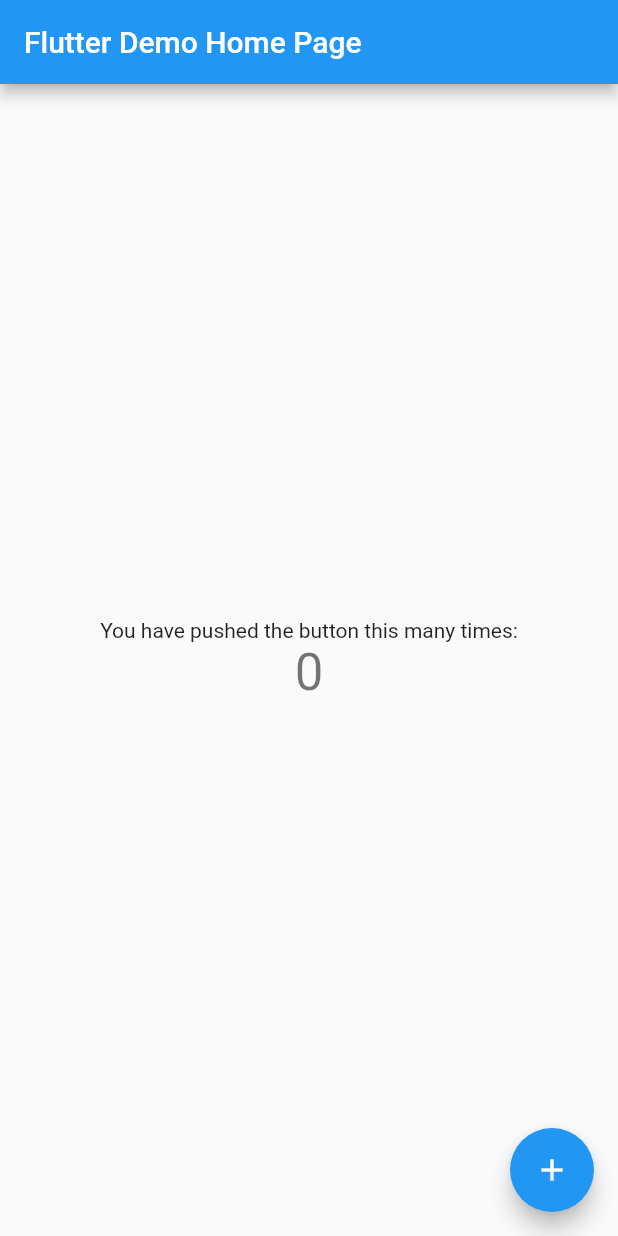
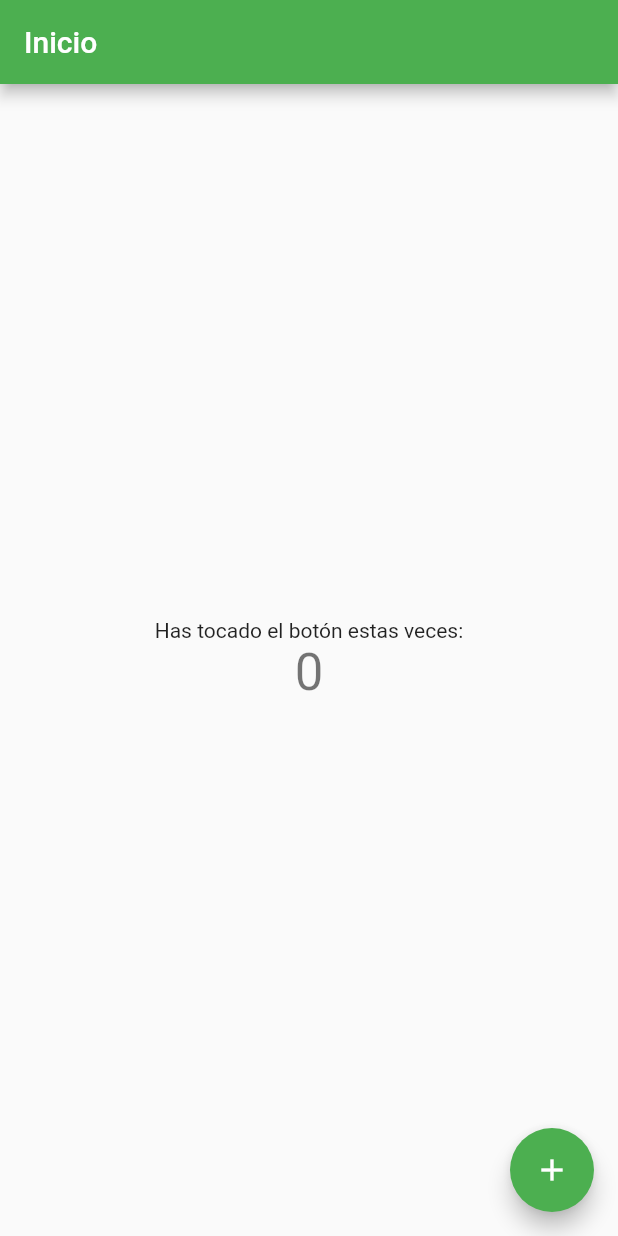
Before and after one commit to nadiemedicejose/ecommunity, a Flutter app: the screen it shows after launch, on a phone screen of 412 x 824 dp. Run offline on Flutter 3.47's test engine with Material 2 defaults, Android fonts, the phone set to English and light mode, and no system bars.

Commit message:
Traducción de ejemplos

```diff
--- a/lib/main.dart
+++ b/lib/main.dart
@@ -5,28 +5,17 @@ void main() {
 }
 
 class MyApp extends StatelessWidget {
-  // This widget is the root of your application.
+  // Este widget es la raíz de la aplicación.
   @override
   Widget build(BuildContext context) {
     return MaterialApp(
-      title: 'Flutter Demo',
+      title: 'ECOmmunity',
       theme: ThemeData(
-        // This is the theme of your application.
-        //
-        // Try running your application with "flutter run". You'll see the
-        // application has a blue toolbar. Then, without quitting the app, try
-        // changing the primarySwatch below to Colors.green and then invoke
-        // "hot reload" (press "r" in the console where you ran "flutter run",
-        // or simply save your changes to "hot reload" in a Flutter IDE).
-        // Notice that the counter didn't reset back to zero; the application
-        // is not restarted.
-        primarySwatch: Colors.blue,
-        // This makes the visual density adapt to the platform that you run
-        // the app on. For desktop platforms, the controls will be smaller and
-        // closer together (more dense) than on mobile platforms.
+        // Define el tema de la aplicación
+        primarySwatch: Colors.green,
         visualDensity: VisualDensity.adaptivePlatformDensity,
       ),
-      home: MyHomePage(title: 'Flutter Demo Home Page'),
+      home: MyHomePage(title: 'Inicio'),
     );
   }
 }
@@ -34,14 +23,9 @@ class MyApp extends StatelessWidget {
 class MyHomePage extends StatefulWidget {
   MyHomePage({Key key, this.title}) : super(key: key);
 
-  // This widget is the home page of your application. It is stateful, meaning
-  // that it has a State object (defined below) that contains fields that affect
-  // how it looks.
+  // Pantalla principal de la aplicación. Se maneja por estados. Tiene un objeto State (definido abajo), que contiene campos que afectan la apariencia.
 
-  // This class is the configuration for the state. It holds the values (in this
-  // case the title) provided by the parent (in this case the App widget) and
-  // used by the build method of the State. Fields in a Widget subclass are
-  // always marked "final".
+  // Clase de configuración para el estado. Guarda valores (título) provistos por el padre (en este caso App Widget) que son usados por el método build del State. Los campos en una subclase Widget son siempre marcados como "final".
 
   final String title;
 
@@ -54,51 +38,34 @@ class _MyHomePageState extends State<MyHomePage> {
 
   void _incrementCounter() {
     setState(() {
-      // This call to setState tells the Flutter framework that something has
-      // changed in this State, which causes it to rerun the build method below
-      // so that the display can reflect the updated values. If we changed
-      // _counter without calling setState(), then the build method would not be
-      // called again, and so nothing would appear to happen.
+      // Esta llamada al método setState indica al framework que algo ha cambiado. Permite volver a correr el método build para que la pantalla pueda mostrar los valores actualizados.
+
+      // Si cambias _counter sin haber llamado al método setState(), el build no será llamado de nuevo y puede parecer que nada está sucediendo.
       _counter++;
     });
   }
 
   @override
   Widget build(BuildContext context) {
-    // This method is rerun every time setState is called, for instance as done
-    // by the _incrementCounter method above.
-    //
-    // The Flutter framework has been optimized to make rerunning build methods
-    // fast, so that you can just rebuild anything that needs updating rather
-    // than having to individually change instances of widgets.
+    // Método vuelve a arrancar en cada llamada a setState.
+
+    // El framework ha sido optimizado para volver a arrancar los métodos build de forma rápida, para que puedas reconstruir culaquier cosa que necesita ser actualizada sin tener que cambiar las instancias de manera individual para cada widget.
     return Scaffold(
       appBar: AppBar(
-        // Here we take the value from the MyHomePage object that was created by
-        // the App.build method, and use it to set our appbar title.
         title: Text(widget.title),
       ),
       body: Center(
-        // Center is a layout widget. It takes a single child and positions it
-        // in the middle of the parent.
+        // Center es un widget de diseño. Toma un child individual y lo ubica en el centro de su contenedor (parent).
         child: Column(
-          // Column is also a layout widget. It takes a list of children and
-          // arranges them vertically. By default, it sizes itself to fit its
-          // children horizontally, and tries to be as tall as its parent.
-          //
-          // Invoke "debug painting" (press "p" in the console, choose the
-          // "Toggle Debug Paint" action from the Flutter Inspector in Android
-          // Studio, or the "Toggle Debug Paint" command in Visual Studio Code)
-          // to see the wireframe for each widget.
-          //
-          // Column has various properties to control how it sizes itself and
-          // how it positions its children. Here we use mainAxisAlignment to
-          // center the children vertically; the main axis here is the vertical
-          // axis because Columns are vertical (the cross axis would be
-          // horizontal).
+          // Column es un widget de diseño. Toma una lista de children y los organiza verticalmente. Por default, ajusta hijos horizontalmente e intenta ser tan grande como su contenedor.
+
+          // Invoca "debug painting" (presiona "p" en la consola, escoge la acción "Toggle Debug Paint" desde Flutter Inspector en Android Studio, o el comando "Toggle Debug Paint" en VS Code) para ver el wireframe de cada widget.
+
+          // Column posee propiedades para ajustar su tamaño y cómo posiciona a sus children. Por ejemplo, aquí se usa mainAxisAlignment para centrar children verticalmente; el eje principal es vertical.
           mainAxisAlignment: MainAxisAlignment.center,
           children: <Widget>[
             Text(
-              'You have pushed the button this many times:',
+              'Has tocado el botón estas veces:',
             ),
             Text(
               '$_counter',
@@ -111,7 +78,7 @@ class _MyHomePageState extends State<MyHomePage> {
         onPressed: _incrementCounter,
         tooltip: 'Increment',
         child: Icon(Icons.add),
-      ), // This trailing comma makes auto-formatting nicer for build methods.
+      ), // La coma hace que el autoformato se más eficiente.
     );
   }
 }
```
Also changed, not shown: 1 other file.
